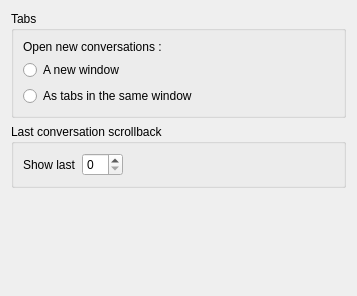
Qt form config/behavior-config.ui (KDE/ktp-text-ui) before a commit.
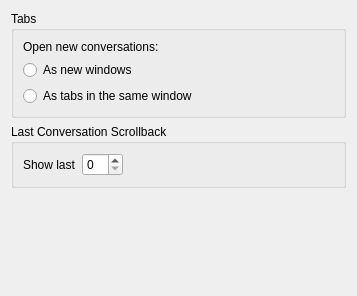
The same form after that commit. Custom widgets are drawn as their Qt base class.

```diff
--- a/config/behavior-config.ui
+++ b/config/behavior-config.ui
@@ -20,14 +20,14 @@
       <item>
        <widget class="QLabel" name="label">
         <property name="text">
-         <string>Open new conversations :</string>
+         <string>Open new conversations:</string>
         </property>
        </widget>
       </item>
       <item>
        <widget class="QRadioButton" name="radioNew">
         <property name="text">
-         <string>A new window</string>
+         <string>As new windows</string>
         </property>
         <attribute name="buttonGroup">
          <string notr="true">newTabButtonGroup</string>
@@ -50,7 +50,7 @@
    <item>
     <widget class="KButtonGroup" name="scrollbackGroup">
      <property name="title">
-      <string>Last conversation scrollback</string>
+      <string>Last Conversation Scrollback</string>
      </property>
      <layout class="QGridLayout" name="gridLayout">
       <item row="0" column="0">
```
